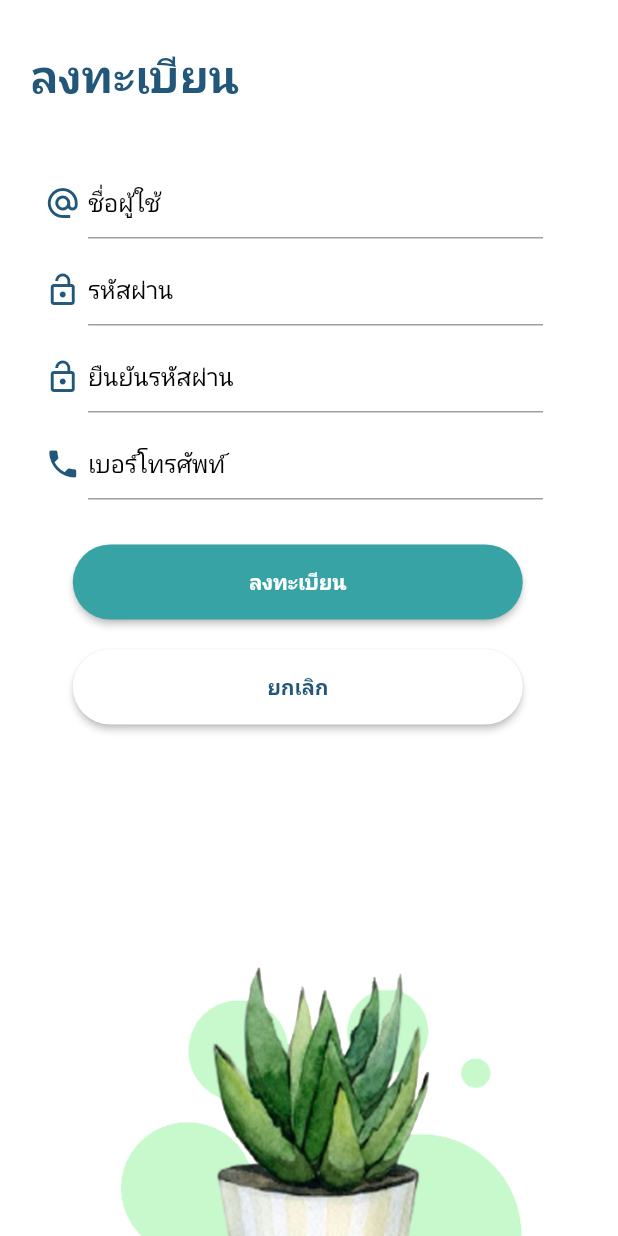
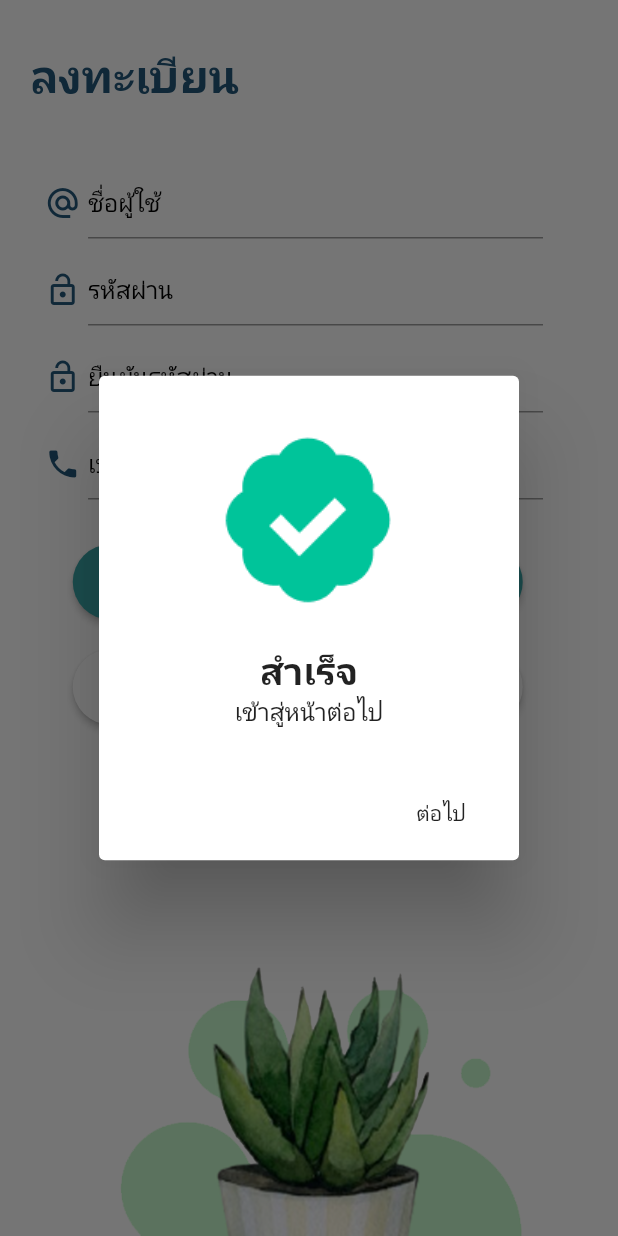
Before and after one commit to mukuro557/fun-garden, a Flutter app: the Regis screen opened by its route, after a tap on "ลงทะเบียน", on a phone screen of 412 x 824 dp. Run offline on Flutter 3.47's test engine with Material 2 defaults, Android fonts, the phone set to English and light mode, and no system bars; our stand-ins replace carousel_slider, firebase_auth, firebase_core, google_sign_in, shared_preferences; accounts and stored records are empty; network calls fail.

```diff
--- a/lib/main.dart
+++ b/lib/main.dart
@@ -6,6 +6,7 @@ import 'package:fungarden/newmain.dart';
 import 'package:fungarden/owner.dart';
 import 'package:fungarden/regis.dart';
 import 'package:fungarden/thefristpageapp.dart';
+import 'package:fungarden/notifications.dart';
 import 'package:firebase_core/firebase_core.dart';
 import 'package:flutter/material.dart';
 
@@ -25,6 +26,7 @@ async {
       '/newmain': (context) => NewmainPage(),
       '/login': (context) => Login(),
       '/regis': (context) => Regis(),
+      '/notifications': (context) => Notifications(),
     },
   ));
 }
--- a/lib/regis.dart
+++ b/lib/regis.dart
@@ -1,12 +1,54 @@
 import 'package:flutter/material.dart';
 
-class Regis extends StatelessWidget {
+class Regis extends StatefulWidget {
+  @override
+  _RegisState createState() => _RegisState();
+}
+
+class _RegisState extends State<Regis> {
   TextEditingController _username = TextEditingController();
+
   TextEditingController _password = TextEditingController();
+
   TextEditingController _phone = TextEditingController();
 
-  _register() {
+  _register() {}
 
+  Future showAlert() async {
+    await showDialog(
+      context: context,
+      builder: (BuildContext context) {
+        return AlertDialog(
+          content: Column(
+            mainAxisSize: MainAxisSize.min,
+            children: [
+              Image.asset(
+                'assets/images/corrnect.png',
+              ),
+              SizedBox(
+                height: 20,
+              ),
+              Text(
+                'สำเร็จ',
+                style: TextStyle(fontSize: 25, fontWeight: FontWeight.bold),
+              ),
+              Text('เข้าสู่หน้าต่อไป'),
+            ],
+          ),
+          actions: [
+            FlatButton(
+              onPressed: () {
+                setState(() {
+                  Navigator.pushNamedAndRemoveUntil(
+                      context, '/login', (route) => false);
+                });
+              },
+              child: Text('ต่อไป'),
+            )
+          ],
+        );
+      },
+    );
   }
 
   @override
@@ -164,7 +206,9 @@ class Regis extends StatelessWidget {
                                         color: Colors.white,
                                         fontWeight: FontWeight.bold),
                                   ),
-                                  onPressed: () {},
+                                  onPressed: () {
+                                    showAlert();
+                                  },
                                 ),
                               ),
                             ),
```
Also changed, not shown: lib/firstpage.dart (+8 -0 lines), lib/notifications.dart (added, +116 -0 lines), assets/images/corrnect.png (added).
